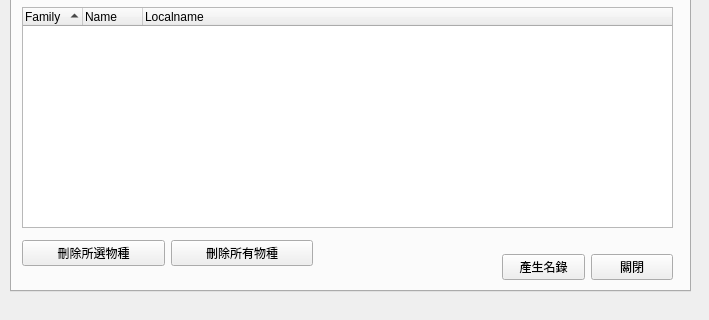
Before: the Qt Designer form sandbox/ui/namegen.ui in TaiBON/checklister, drawn with Qt 5; both pictures show x 0 to 709 and y 229 to 549 of the 709 by 549 pixel window.
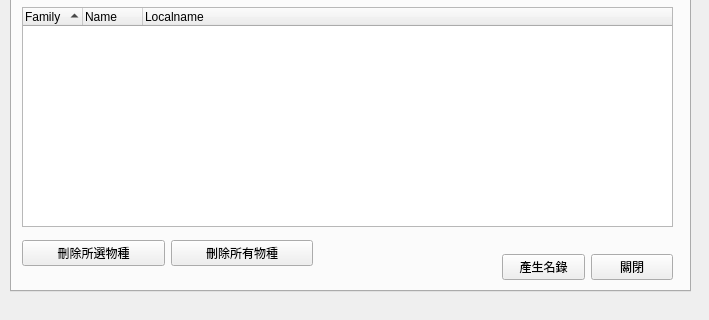
After: the same form once the commit is applied.

Commit message: 實作一個一個物種加入名錄清單的功能

What changed in the file:
```diff
--- a/sandbox/ui/namegen.ui
+++ b/sandbox/ui/namegen.ui
@@ -35,7 +35,7 @@
        <x>10</x>
        <y>100</y>
        <width>651</width>
-       <height>221</height>
+       <height>220</height>
       </rect>
      </property>
      <property name="alternatingRowColors">
@@ -50,6 +50,9 @@
      <property name="rootIsDecorated">
       <bool>false</bool>
      </property>
+     <property name="sortingEnabled">
+      <bool>true</bool>
+     </property>
      <attribute name="headerVisible">
       <bool>true</bool>
      </attribute>
```
Left out of the diff: 13 changed lines with no effect on the pictures. The commit also changes 2 other files.
